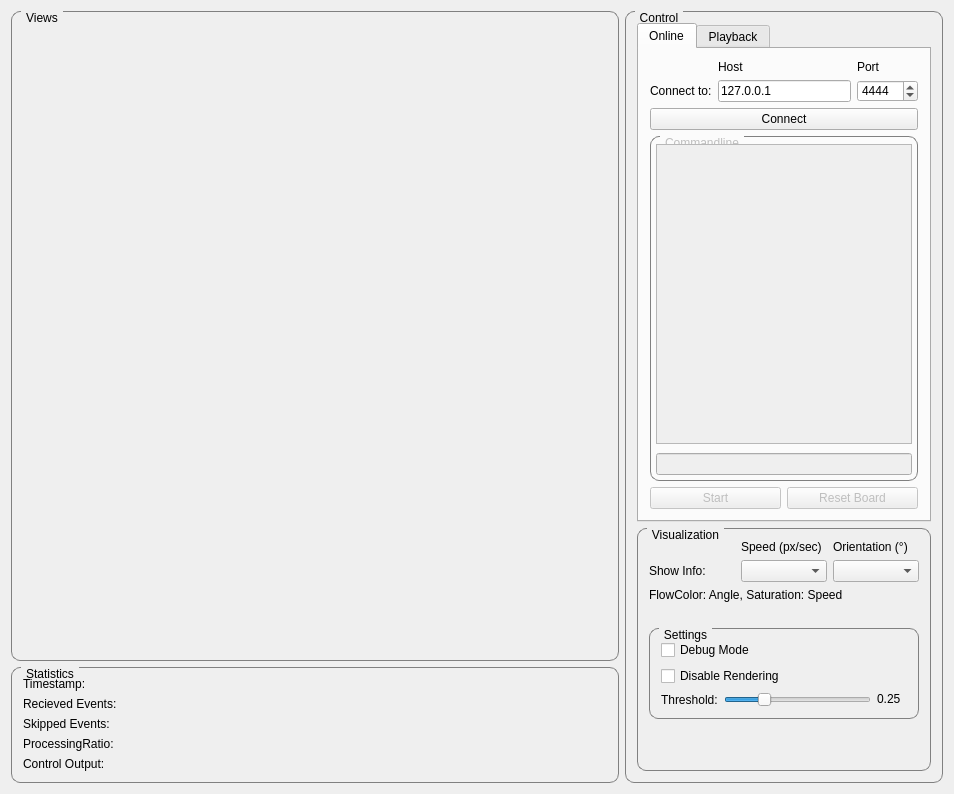
Above: VisInfProc/mainwindow.ui from rottaca/VisInfProcProjectSeminar before the change. Below: the same form after it.
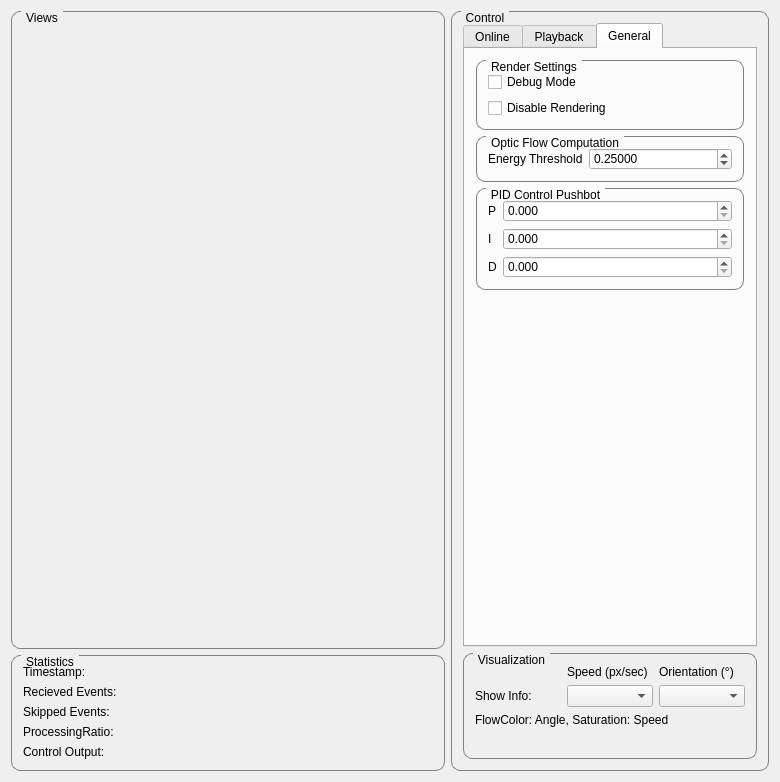
That is the form after the change. Icons and pictures are not drawn. Custom widgets are drawn as their Qt base class.

Commit message: Rearranged UI, added fields for PID parameters, moved more settings and default values to settings.h. Disabled PID controller if the signal on one imagehalf is not strong enough

What changed in the file:
```diff
--- a/VisInfProc/mainwindow.ui
+++ b/VisInfProc/mainwindow.ui
@@ -6,8 +6,8 @@
    <rect>
     <x>0</x>
     <y>0</y>
-    <width>954</width>
-    <height>794</height>
+    <width>780</width>
+    <height>782</height>
    </rect>
   </property>
   <property name="windowTitle">
@@ -273,6 +273,12 @@
     </item>
     <item row="0" column="1" rowspan="2">
      <widget class="QGroupBox" name="groupBox_5">
+      <property name="sizePolicy">
+       <sizepolicy hsizetype="Preferred" vsizetype="Preferred">
+        <horstretch>0</horstretch>
+        <verstretch>0</verstretch>
+       </sizepolicy>
+      </property>
       <property name="title">
        <string>Control</string>
       </property>
@@ -298,14 +304,14 @@
           </size>
          </property>
          <property name="currentIndex">
-          <number>0</number>
+          <number>2</number>
          </property>
          <widget class="QWidget" name="tab_online">
           <attribute name="title">
            <string>Online</string>
           </attribute>
           <layout class="QGridLayout" name="gridLayout_4">
-           <item row="4" column="0" colspan="3">
+           <item row="5" column="0" colspan="2">
             <widget class="QGroupBox" name="gb_cmdline">
              <property name="enabled">
               <bool>false</bool>
@@ -363,74 +369,72 @@
              </layout>
             </widget>
            </item>
-           <item row="1" column="2">
-            <widget class="QSpinBox" name="sb_port">
-             <property name="maximum">
-              <number>65535</number>
-             </property>
-             <property name="value">
-              <number>4444</number>
-             </property>
-            </widget>
-           </item>
-           <item row="1" column="0">
-            <widget class="QLabel" name="label_5">
-             <property name="text">
-              <string>Connect to:</string>
-             </property>
-            </widget>
-           </item>
-           <item row="1" column="1">
-            <widget class="QLineEdit" name="le_host">
-             <property name="text">
-              <string>127.0.0.1</string>
-             </property>
-            </widget>
-           </item>
-           <item row="0" column="1">
-            <widget class="QLabel" name="label_6">
-             <property name="text">
-              <string>Host</string>
-             </property>
-            </widget>
-           </item>
-           <item row="3" column="0" colspan="3">
+           <item row="4" column="0" colspan="2">
             <widget class="QPushButton" name="b_connect">
              <property name="text">
               <string>Connect</string>
              </property>
             </widget>
            </item>
-           <item row="0" column="2">
-            <widget class="QLabel" name="label_10">
+           <item row="6" column="1">
+            <widget class="QPushButton" name="b_reset">
+             <property name="enabled">
+              <bool>false</bool>
+             </property>
              <property name="text">
               <string>Port</string>
              </property>
             </widget>
            </item>
-           <item row="5" column="0" colspan="3">
-            <layout class="QGridLayout" name="gridLayout_6">
-             <item row="0" column="0">
-              <widget class="QPushButton" name="b_start_streaming">
-               <property name="enabled">
-                <bool>false</bool>
-               </property>
-               <property name="text">
-                <string>Start</string>
-               </property>
-              </widget>
-             </item>
-             <item row="0" column="1">
-              <widget class="QPushButton" name="b_reset">
-               <property name="enabled">
-                <bool>false</bool>
-               </property>
-               <property name="text">
-                <string>Reset Board</string>
-               </property>
-              </widget>
-             </item>
-            </layout>
+           <item row="0" column="0" colspan="2">
+            <widget class="QGroupBox" name="gb_connect_settings">
+             <property name="title">
+              <string>Settings</string>
+             </property>
+             <layout class="QGridLayout" name="gridLayout_8">
+              <item row="0" column="2">
+               <widget class="QLabel" name="label_10">
+                <property name="text">
+                 <string>Port</string>
+                </property>
+               </widget>
+              </item>
+              <item row="0" column="1">
+               <widget class="QLabel" name="label_6">
+                <property name="text">
+                 <string>Host</string>
+                </property>
+               </widget>
+              </item>
+              <item row="1" column="2">
+               <widget class="QSpinBox" name="sb_port">
+                <property name="maximum">
+                 <number>65535</number>
+                </property>
+                <property name="value">
+                 <number>4444</number>
+                </property>
+               </widget>
+              </item>
+              <item row="1" column="1">
+               <widget class="QLineEdit" name="le_host">
+                <property name="text">
+                 <string>127.0.0.1</string>
+                </property>
+               </widget>
+              </item>
+             </layout>
+            </widget>
+           </item>
+           <item row="6" column="0">
+            <widget class="QPushButton" name="b_start_streaming">
+             <property name="enabled">
+              <bool>false</bool>
+             </property>
+             <property name="text">
+              <string>Start</string>
+             </property>
+            </widget>
            </item>
           </layout>
          </widget>
@@ -532,6 +536,177 @@
            </item>
           </layout>
          </widget>
+         <widget class="QWidget" name="tab_general">
+          <attribute name="title">
+           <string>General</string>
+          </attribute>
+          <layout class="QVBoxLayout" name="verticalLayout_4">
+           <property name="sizeConstraint">
+            <enum>QLayout::SetDefaultConstraint</enum>
+           </property>
+           <item>
+            <widget class="QGroupBox" name="groupBox_6">
+             <property name="title">
+              <string>Render Settings</string>
+             </property>
+             <layout class="QVBoxLayout" name="verticalLayout_3">
+              <item>
+               <widget class="QCheckBox" name="cb_debug">
+                <property name="text">
+                 <string>Debug Mode</string>
+                </property>
+               </widget>
+              </item>
+              <item>
+               <widget class="QCheckBox" name="cb_disable_render">
+                <property name="text">
+                 <string>Disable Rendering</string>
+                </property>
+               </widget>
+              </item>
+             </layout>
+            </widget>
+           </item>
+           <item>
+            <widget class="QGroupBox" name="groupBox_9">
+             <property name="title">
+              <string>Optic Flow Computation</string>
+             </property>
+             <layout class="QGridLayout" name="gridLayout_6">
+              <item row="0" column="0">
+               <widget class="QLabel" name="label_12">
+                <property name="sizePolicy">
+                 <sizepolicy hsizetype="Maximum" vsizetype="Preferred">
+                  <horstretch>0</horstretch>
+                  <verstretch>0</verstretch>
+                 </sizepolicy>
+                </property>
+                <property name="text">
+                 <string>Energy Threshold</string>
+                </property>
+               </widget>
+              </item>
+              <item row="0" column="1">
+               <widget class="QDoubleSpinBox" name="sb_energy_threshold">
+                <property name="sizePolicy">
+                 <sizepolicy hsizetype="Preferred" vsizetype="Fixed">
+                  <horstretch>0</horstretch>
+                  <verstretch>0</verstretch>
+                 </sizepolicy>
+                </property>
+                <property name="decimals">
+                 <number>5</number>
+                </property>
+                <property name="maximum">
+                 <double>1.000000000000000</double>
+                </property>
+                <property name="singleStep">
+                 <double>0.050000000000000</double>
+                </property>
+                <property name="value">
+                 <double>0.250000000000000</double>
+                </property>
+               </widget>
+              </item>
+             </layout>
+            </widget>
+           </item>
+           <item>
+            <widget class="QGroupBox" name="gb_pushbot_pid">
+             <property name="enabled">
+              <bool>true</bool>
+             </property>
+             <property name="title">
+              <string>PID Control Pushbot</string>
+             </property>
+             <layout class="QGridLayout" name="gridLayout_5">
+              <item row="1" column="0">
+               <widget class="QLabel" name="label_14">
+                <property name="sizePolicy">
+                 <sizepolicy hsizetype="Maximum" vsizetype="Preferred">
+                  <horstretch>0</horstretch>
+                  <verstretch>0</verstretch>
+                 </sizepolicy>
+                </property>
+                <property name="text">
+                 <string>I</string>
+                </property>
+               </widget>
+              </item>
+              <item row="2" column="0">
+               <widget class="QLabel" name="label_15">
+                <property name="sizePolicy">
+                 <sizepolicy hsizetype="Maximum" vsizetype="Preferred">
+                  <horstretch>0</horstretch>
+                  <verstretch>0</verstretch>
+                 </sizepolicy>
+                </property>
+                <property name="text">
+                 <string>D</string>
+                </property>
+               </widget>
+              </item>
+              <item row="0" column="0">
+               <widget class="QLabel" name="label_13">
+                <property name="sizePolicy">
+                 <sizepolicy hsizetype="Maximum" vsizetype="Preferred">
+                  <horstretch>0</horstretch>
+                  <verstretch>0</verstretch>
+                 </sizepolicy>
+                </property>
+                <property name="text">
+                 <string>P</string>
+                </property>
+               </widget>
+              </item>
+              <item row="0" column="1">
+               <widget class="QDoubleSpinBox" name="sb_pushbot_p">
+                <property name="decimals">
+                 <number>3</number>
+                </property>
+                <property name="maximum">
+                 <double>100000.000000000000000</double>
+                </property>
+               </widget>
+              </item>
+              <item row="1" column="1">
+               <widget class="QDoubleSpinBox" name="sb_pushbot_i">
+                <property name="decimals">
+                 <number>3</number>
+                </property>
+                <property name="maximum">
+                 <double>100000.000000000000000</double>
+                </property>
+               </widget>
+              </item>
+              <item row="2" column="1">
+               <widget class="QDoubleSpinBox" name="sb_pushbot_d">
+                <property name="decimals">
+                 <number>3</number>
+                </property>
+                <property name="maximum">
+                 <double>100000.000000000000000</double>
+                </property>
+               </widget>
+              </item>
+             </layout>
+            </widget>
+           </item>
+           <item>
+            <spacer name="verticalSpacer_2">
+             <property name="orientation">
+              <enum>Qt::Vertical</enum>
+             </property>
+             <property name="sizeHint" stdset="0">
+              <size>
+               <width>20</width>
+               <height>40</height>
+              </size>
+             </property>
+            </spacer>
+           </item>
+          </layout>
+         </widget>
         </widget>
        </item>
        <item>
@@ -561,14 +736,14 @@
           <property name="sizeConstraint">
            <enum>QLayout::SetDefaultConstraint</enum>
           </property>
-          <item row="0" column="1">
+          <item row="1" column="1">
            <widget class="QLabel" name="label_7">
             <property name="text">
              <string>Speed (px/sec)</string>
             </property>
            </widget>
           </item>
-          <item row="1" column="2">
+          <item row="2" column="2">
            <widget class="QComboBox" name="cb_show_orient">
             <property name="sizePolicy">
              <sizepolicy hsizetype="Preferred" vsizetype="Preferred">
@@ -578,14 +753,14 @@
             </property>
            </widget>
           </item>
-          <item row="0" column="2">
+          <item row="1" column="2">
            <widget class="QLabel" name="label_8">
             <property name="text">
              <string>Orientation (°)</string>
             </property>
            </widget>
           </item>
-          <item row="1" column="1">
+          <item row="2" column="1">
            <widget class="QComboBox" name="cb_show_speed">
             <property name="sizePolicy">
              <sizepolicy hsizetype="Preferred" vsizetype="Preferred">
@@ -595,34 +770,21 @@
             </property>
            </widget>
           </item>
-          <item row="2" column="0" colspan="3">
+          <item row="3" column="0" colspan="3">
            <widget class="QLabel" name="label_2">
             <property name="text">
              <string>FlowColor: Angle, Saturation: Speed</string>
             </property>
            </widget>
           </item>
-          <item row="5" column="1">
-           <spacer name="verticalSpacer">
-            <property name="orientation">
-             <enum>Qt::Vertical</enum>
-            </property>
-            <property name="sizeHint" stdset="0">
-             <size>
-              <width>20</width>
-              <height>40</height>
-             </size>
-            </property>
-           </spacer>
-          </item>
-          <item row="1" column="0">
+          <item row="2" column="0">
            <widget class="QLabel" name="label_9">
             <property name="text">
              <string>Show Info:</string>
             </property>
            </widget>
           </item>
-          <item row="3" column="0" colspan="3">
+          <item row="4" column="0" colspan="3">
            <widget class="QLabel" name="label_3">
             <property name="text">
              <string/>
@@ -639,84 +801,9 @@
             <property name="wordWrap">
              <bool>false</bool>
             </property>
-           </widget>
-          </item>
-          <item row="4" column="0" colspan="3">
-           <widget class="QGroupBox" name="groupBox_6">
-            <property name="sizePolicy">
-             <sizepolicy hsizetype="Preferred" vsizetype="Maximum">
-              <horstretch>0</horstretch>
-              <verstretch>0</verstretch>
-             </sizepolicy>
+            <property name="openExternalLinks">
+             <bool>false</bool>
             </property>
-            <property name="title">
-             <string>Settings</string>
-            </property>
-            <layout class="QVBoxLayout" name="verticalLayout_3">
-             <item>
-              <widget class="QCheckBox" name="cb_debug">
-               <property name="text">
-                <string>Debug Mode</string>
-               </property>
-              </widget>
-             </item>
-             <item>
-              <widget class="QCheckBox" name="cb_disable_render">
-               <property name="text">
-                <string>Disable Rendering</string>
-               </property>
-              </widget>
-             </item>
-             <item>
-              <layout class="QHBoxLayout" name="horizontalLayout_2">
-               <item>
-                <widget class="QLabel" name="label_12">
-                 <property name="text">
-                  <string>Threshold:</string>
-                 </property>
-                </widget>
-               </item>
-               <item>
-                <widget class="QSlider" name="hs_threshold">
-                 <property name="maximum">
-                  <number>99</number>
-                 </property>
-                 <property name="value">
-                  <number>25</number>
-                 </property>
-                 <property name="orientation">
-                  <enum>Qt::Horizontal</enum>
-                 </property>
-                </widget>
-               </item>
-               <item>
-                <widget class="QLabel" name="l_threshold">
-                 <property name="sizePolicy">
-                  <sizepolicy hsizetype="Preferred" vsizetype="Fixed">
-                   <horstretch>0</horstretch>
-                   <verstretch>0</verstretch>
-                  </sizepolicy>
-                 </property>
-                 <property name="minimumSize">
-                  <size>
-                   <width>30</width>
-                   <height>0</height>
-                  </size>
-                 </property>
-                 <property name="maximumSize">
-                  <size>
-                   <width>30</width>
-                   <height>16777215</height>
-                  </size>
-                 </property>
-                 <property name="text">
-                  <string>0.25</string>
-                 </property>
-                </widget>
-               </item>
-              </layout>
-             </item>
-            </layout>
            </widget>
           </item>
          </layout>
```
Left out of the diff: 597 changed lines with no effect on the pictures. The commit also changes 10 other files.
